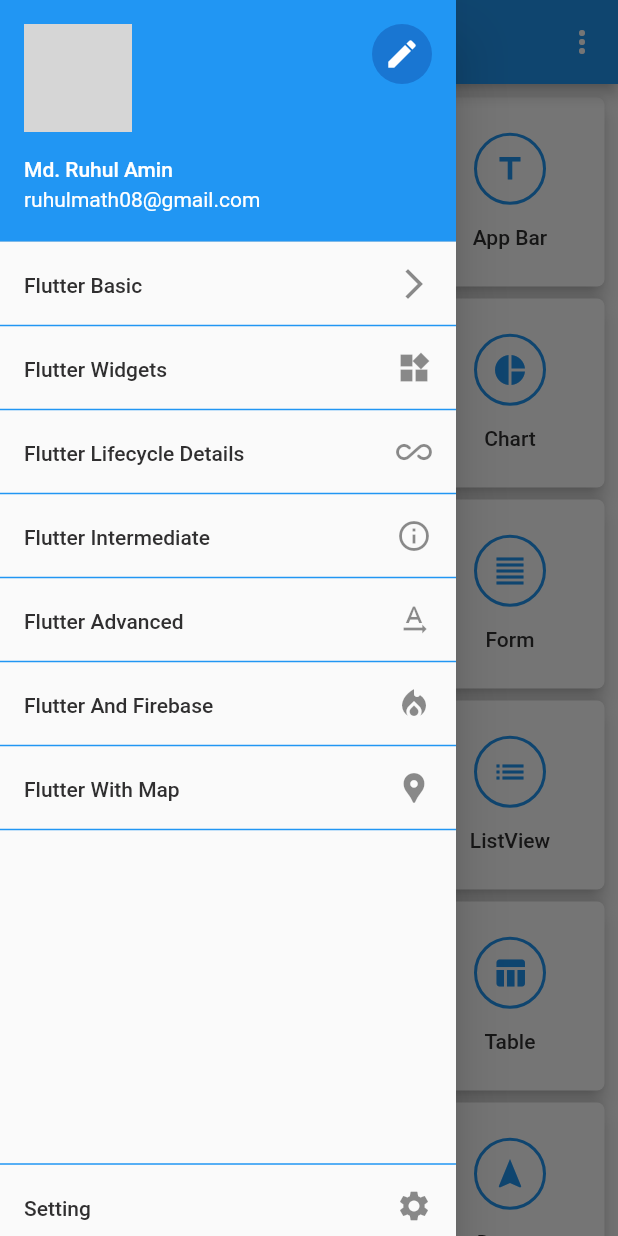
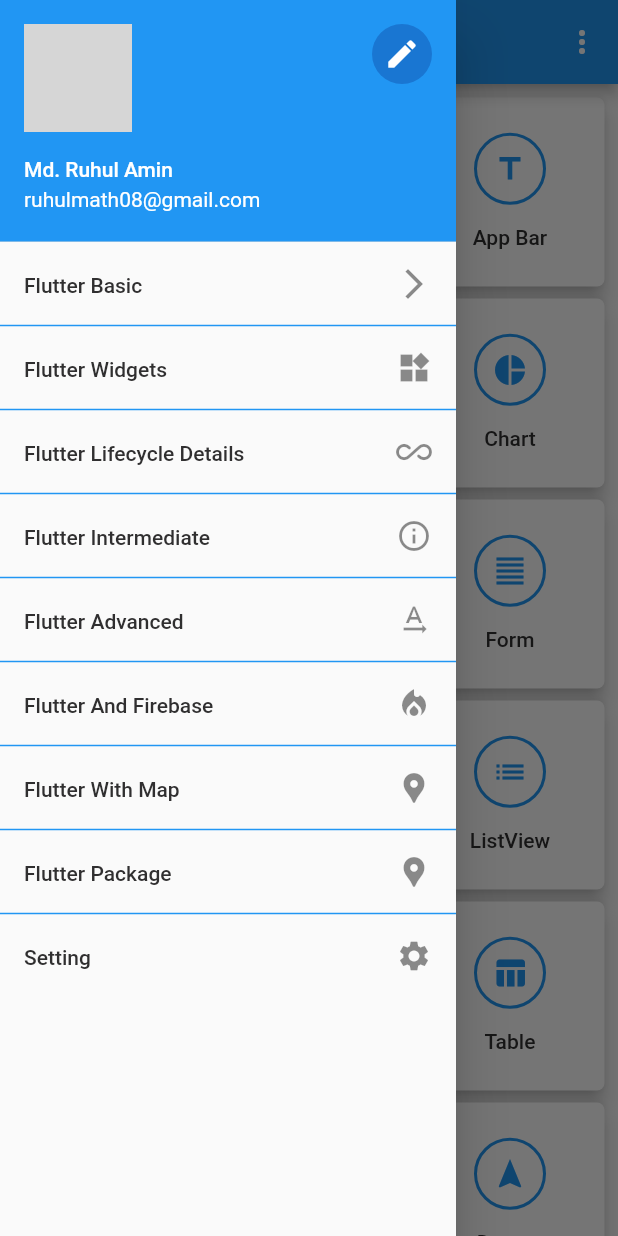
Before and after one commit to ruhulmath08/flutter_a2z, a Flutter app: the HomeScreen screen opened by its route, with the side drawer open, on a phone screen of 412 x 824 dp. Run offline on Flutter 3.47's test engine with Material 2 defaults, Android fonts, the phone set to English and light mode, and no system bars; our stand-ins replace flutter_speed_dial, toast; missing offline and left inert: flutter_syntax_view, giffy_dialog; network calls fail; grey boxes are pictures that could not be loaded.

Commit message:
re-arrange code

```diff
--- a/lib/constants/display_code_related_link.dart
+++ b/lib/constants/display_code_related_link.dart
@@ -28,7 +28,7 @@
 
 /*--------------------------------- Flutter Lifecycle : Start---------------------------------*/
 //flutter lifecycle
-const String FLUTTER_LIFECYCLE_FILE_PATH = 'lib/screens/flutter_lifecycle/flutter_lifecycle.dart';
+const String FLUTTER_LIFECYCLE_FILE_PATH = 'lib/screens/flutter_lifecycle/flutter_lifecycle_details.dart';
 const String FLUTTER_LIFECYCLE_GIT = 'https://github.com/ruhulmath08/flutter_a2z/blob/master/lib/screens/flutter_lifecycle/stateful_widget/stateful_widget_lifecycle.dart';
 const String FLUTTER_LIFECYCLE_WEB = '';
 const String FLUTTER_LIFECYCLE_YOUTUBE = '';
--- a/lib/routing/router.dart
+++ b/lib/routing/router.dart
@@ -231,7 +231,7 @@
       //flutter stateful_widgets_lifecycle
     case STATEFUL_WIDGET_LIFECYCLE_SCREEN_ROUTE:
       return MaterialPageRoute(
-        builder: (context) => StatefulWidgetLifecycle(
+        builder: (context) => const StatefulWidgetLifecycle(
           title: STATEFUL_WIDGET_LIFECYCLE_SCREEN_TITLE,
         ),
       );
--- a/lib/screens/home/navation_drawer.dart
+++ b/lib/screens/home/navation_drawer.dart
@@ -6,7 +6,7 @@
 
 Widget myDrawer(BuildContext context) {
   return Drawer(
-    child: Column(
+    child: ListView(
       children: [
         UserAccountsDrawerHeader(
           arrowColor: COLOR_BLUE,
@@ -97,6 +97,16 @@
           },
         ),
         const Divider(color: Colors.blue, thickness: 1),
+        ListTile(
+          visualDensity: const VisualDensity(vertical: -4), //reduce padding
+          trailing: const Icon(Icons.location_pin),
+          title: const Text('Flutter Package'),
+          onTap: () {
+            CommonWidgets.showToast(context, 'Flutter Package');
+            Navigator.of(context).pop();
+          },
+        ),
+        //const Divider(color: Colors.blue, thickness: 1),
         Expanded(
           child: Align(
             alignment: Alignment.bottomLeft,
```
Also changed, not shown: lib/models/flutter_advanced.dart (added), lib/models/flutter_and_firebase.dart (added), lib/models/flutter_bacic.dart (added), lib/models/flutter_intermediate.dart (added), lib/models/flutter_lifecycle_details.dart (added), lib/models/flutter_packages.dart (added), lib/models/flutter_widgets.dart (added), lib/models/flutter_with_map.dart (added).
